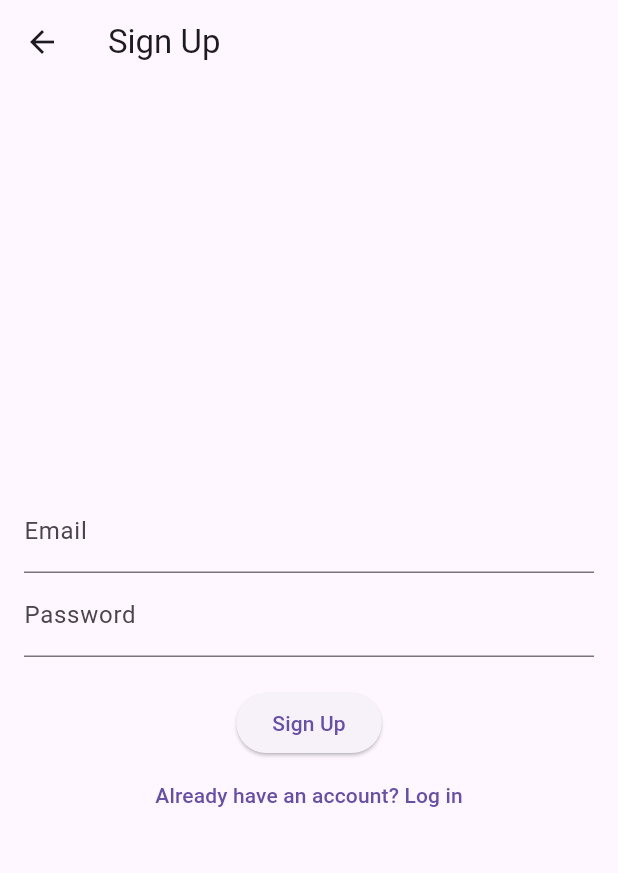
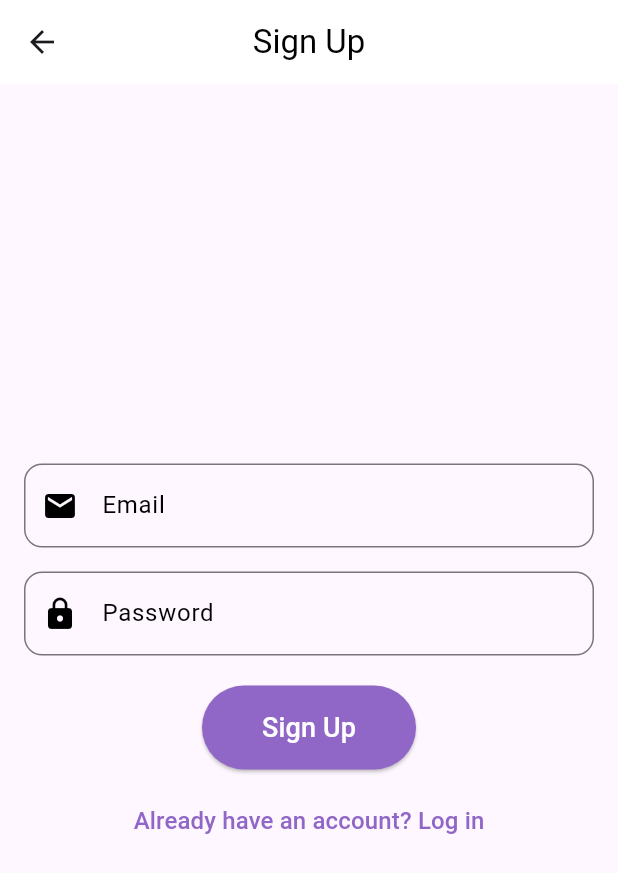
Before and after one commit to sonashukoor/WoW-app, a Flutter app: the HomePage screen opened directly, after a tap on the "logout" icon, after a tap on "Don't have an account? Sign up", on a phone screen of 412 x 824 dp. Shown: the top 873 px of the screen. Run offline on Flutter 3.47's test engine with Material 3 defaults, Android fonts, the phone set to English and light mode, and no system bars; our stand-ins replace cloud_firestore, firebase_auth, firebase_core, fl_chart, syncfusion_flutter_charts, table_calendar; accounts and stored records are empty; network calls fail.

Commit message:
Design and Time tracker

```diff
--- a/lib/home_page.dart
+++ b/lib/home_page.dart
@@ -1,5 +1,6 @@
 import 'package:flutter/material.dart';
 import 'package:firebase_auth/firebase_auth.dart';
+import 'package:wow_app/timetrackerpage.dart';
 import 'login_page.dart';
 import 'moodtrack.dart'; // Import the MoodTrackPage
 
@@ -41,6 +42,15 @@ class HomePage extends StatelessWidget {
               },
               child: Text("Go to Mood Tracker"),
             ),
+            ElevatedButton(
+              onPressed: () {
+                Navigator.push(
+                  context,
+                  MaterialPageRoute(builder: (context) => TimeEntryPage()),
+                );
+              },
+              child: Text("Go to Time Tracker"),
+            ),
           ],
         ),
       ),
--- a/lib/login_page.dart
+++ b/lib/login_page.dart
@@ -33,8 +33,8 @@ class _LoginPageState extends State<LoginPage> {
     } catch (e) {
       ScaffoldMessenger.of(context).showSnackBar(
         SnackBar(
-          content: Text('Login failed: ${e.toString().split('] ').last}'),
-          backgroundColor: Colors.red,
+          content: Text('Login failed: ${e.toString().split(" ").last}'),
+          backgroundColor: const Color.fromARGB(255, 144, 102, 198),
         ),
       );
     } finally {
@@ -48,31 +48,59 @@ class _LoginPageState extends State<LoginPage> {
   Widget build(BuildContext context) {
     return Scaffold(
       appBar: AppBar(
-        title: const Text("Login"),
+        title: const Text("Login", style: TextStyle(color: Colors.black)),
         centerTitle: true,
-        backgroundColor: Colors.blueAccent,
+        backgroundColor: Colors.white,
+        elevation: 0,
       ),
-      body: Padding(
+      body: Container(
+        color: Colors.white,
         padding: const EdgeInsets.all(16.0),
         child: Column(
           mainAxisAlignment: MainAxisAlignment.center,
           children: [
             TextField(
               controller: _emailController,
-              decoration: const InputDecoration(
+              decoration: InputDecoration(
                 labelText: "Email",
-                prefixIcon: Icon(Icons.email),
-                border: OutlineInputBorder(),
+                labelStyle: const TextStyle(color: Colors.black),
+                prefixIcon: const Icon(Icons.email, color: Colors.black),
+                border: OutlineInputBorder(
+                  borderRadius: BorderRadius.circular(12),
+                  borderSide: BorderSide(
+                    color: const Color.fromARGB(255, 144, 102, 198),
+                  ),
+                ),
+                focusedBorder: OutlineInputBorder(
+                  borderRadius: BorderRadius.circular(12),
+                  borderSide: BorderSide(
+                    color: const Color.fromARGB(
+                        255, 250, 160, 90), // Slight orange
+                  ),
+                ),
               ),
               keyboardType: TextInputType.emailAddress,
             ),
             const SizedBox(height: 16),
             TextField(
               controller: _passwordController,
-              decoration: const InputDecoration(
+              decoration: InputDecoration(
                 labelText: "Password",
-                prefixIcon: Icon(Icons.lock),
-                border: OutlineInputBorder(),
+                labelStyle: const TextStyle(color: Colors.black),
+                prefixIcon: const Icon(Icons.lock, color: Colors.black),
+                border: OutlineInputBorder(
+                  borderRadius: BorderRadius.circular(12),
+                  borderSide: BorderSide(
+                    color: const Color.fromARGB(255, 144, 102, 198),
+                  ),
+                ),
+                focusedBorder: OutlineInputBorder(
+                  borderRadius: BorderRadius.circular(12),
+                  borderSide: BorderSide(
+                    color: const Color.fromARGB(
+                        255, 250, 160, 90), // Slight orange
+                  ),
+                ),
               ),
               obscureText: true,
             ),
@@ -82,12 +110,16 @@ class _LoginPageState extends State<LoginPage> {
                 : ElevatedButton(
                     onPressed: _login,
                     style: ElevatedButton.styleFrom(
+                      backgroundColor: const Color.fromARGB(255, 144, 102, 198),
                       padding: const EdgeInsets.symmetric(
                           horizontal: 40, vertical: 15),
+                      shape: RoundedRectangleBorder(
+                        borderRadius: BorderRadius.circular(30),
+                      ),
                     ),
                     child: const Text(
                       "Login",
-                      style: TextStyle(fontSize: 18),
+                      style: TextStyle(fontSize: 18, color: Colors.white),
                     ),
                   ),
             const SizedBox(height: 10),
@@ -100,7 +132,10 @@ class _LoginPageState extends State<LoginPage> {
               },
               child: const Text(
                 "Don't have an account? Sign up",
-                style: TextStyle(fontSize: 16),
+                style: TextStyle(
+                  fontSize: 16,
+                  color: Color.fromARGB(255, 144, 102, 198),
+                ),
               ),
             ),
           ],
--- a/lib/main.dart
+++ b/lib/main.dart
@@ -1,5 +1,6 @@
 import 'package:firebase_core/firebase_core.dart';
 import 'package:flutter/material.dart';
+import 'package:wow_app/getstarted.dart';
 import 'package:wow_app/login_page.dart'; // Ensure correct import
 import 'package:wow_app/moodtrack.dart'; // Ensure correct import
 import 'firebase_options.dart';
@@ -24,8 +25,9 @@ class MyApp extends StatelessWidget {
         primarySwatch: Colors.blue,
         visualDensity: VisualDensity.adaptivePlatformDensity,
       ),
-      home: const LoginPage(), // Start with login
+      home: const WelcomePage(), // Start with Welcome Page
       routes: {
+        '/login': (context) => const LoginPage(), // Ensure LoginPage exists
         '/moodtracker': (context) => MoodTrackingApp(),
       },
     );
--- a/lib/signup_page.dart
+++ b/lib/signup_page.dart
@@ -3,6 +3,8 @@ import 'package:firebase_auth/firebase_auth.dart';
 import 'login_page.dart';
 
 class SignupPage extends StatefulWidget {
+  const SignupPage({Key? key}) : super(key: key);
+
   @override
   _SignupPageState createState() => _SignupPageState();
 }
@@ -15,11 +17,12 @@ class _SignupPageState extends State<SignupPage> {
   void _signup() async {
     try {
       await _auth.createUserWithEmailAndPassword(
-        email: _emailController.text,
-        password: _passwordController.text,
+        email: _emailController.text.trim(),
+        password: _passwordController.text.trim(),
       );
-      ScaffoldMessenger.of(context).showSnackBar(SnackBar(
+      ScaffoldMessenger.of(context).showSnackBar(const SnackBar(
         content: Text("Signup successful! Please log in."),
+        backgroundColor: Color.fromARGB(255, 144, 102, 198),
       ));
       Navigator.pushReplacement(
         context,
@@ -28,6 +31,7 @@ class _SignupPageState extends State<SignupPage> {
     } catch (e) {
       ScaffoldMessenger.of(context).showSnackBar(SnackBar(
         content: Text('Signup failed: ${e.toString()}'),
+        backgroundColor: Colors.red,
       ));
     }
   }
@@ -35,7 +39,12 @@ class _SignupPageState extends State<SignupPage> {
   @override
   Widget build(BuildContext context) {
     return Scaffold(
-      appBar: AppBar(title: Text("Sign Up")),
+      appBar: AppBar(
+        title: const Text("Sign Up", style: TextStyle(color: Colors.black)),
+        centerTitle: true,
+        backgroundColor: Colors.white,
+        elevation: 0,
+      ),
       body: Padding(
         padding: const EdgeInsets.all(16.0),
         child: Column(
@@ -43,18 +52,65 @@ class _SignupPageState extends State<SignupPage> {
           children: [
             TextField(
               controller: _emailController,
-              decoration: InputDecoration(labelText: "Email"),
+              decoration: InputDecoration(
+                labelText: "Email",
+                labelStyle: const TextStyle(color: Colors.black),
+                prefixIcon: const Icon(Icons.email, color: Colors.black),
+                border: OutlineInputBorder(
+                  borderRadius: BorderRadius.circular(12),
+                  borderSide: BorderSide(
+                    color: const Color.fromARGB(255, 144, 102, 198),
+                  ),
+                ),
+                focusedBorder: OutlineInputBorder(
+                  borderRadius: BorderRadius.circular(12),
+                  borderSide: BorderSide(
+                    color: const Color.fromARGB(
+                        255, 250, 160, 90), // Slight orange
+                  ),
+                ),
+              ),
             ),
+            const SizedBox(height: 16),
             TextField(
               controller: _passwordController,
-              decoration: InputDecoration(labelText: "Password"),
+              decoration: InputDecoration(
+                labelText: "Password",
+                labelStyle: const TextStyle(color: Colors.black),
+                prefixIcon: const Icon(Icons.lock, color: Colors.black),
+                border: OutlineInputBorder(
+                  borderRadius: BorderRadius.circular(12),
+                  borderSide: BorderSide(
+                    color: const Color.fromARGB(255, 144, 102, 198),
+                  ),
+                ),
+                focusedBorder: OutlineInputBorder(
+                  borderRadius: BorderRadius.circular(12),
+                  borderSide: BorderSide(
+                    color: const Color.fromARGB(
+                        255, 250, 160, 90), // Slight orange
+                  ),
+                ),
+              ),
               obscureText: true,
             ),
-            SizedBox(height: 20),
+            const SizedBox(height: 20),
             ElevatedButton(
               onPressed: _signup,
-              child: Text("Sign Up"),
+              style: ElevatedButton.styleFrom(
+                backgroundColor: const Color.fromARGB(255, 144, 102, 198),
+                padding:
+                    const EdgeInsets.symmetric(horizontal: 40, vertical: 15),
+                shape: RoundedRectangleBorder(
+                  borderRadius: BorderRadius.circular(30),
+                ),
+              ),
+              child: const Text(
+                "Sign Up",
+                style: TextStyle(fontSize: 18, color: Colors.white),
+              ),
             ),
+            const SizedBox(height: 10),
             TextButton(
               onPressed: () {
                 Navigator.pushReplacement(
@@ -62,7 +118,13 @@ class _SignupPageState extends State<SignupPage> {
                   MaterialPageRoute(builder: (context) => LoginPage()),
                 );
               },
-              child: Text("Already have an account? Log in"),
+              child: const Text(
+                "Already have an account? Log in",
+                style: TextStyle(
+                  fontSize: 16,
+                  color: Color.fromARGB(255, 144, 102, 198),
+                ),
+              ),
             ),
           ],
         ),
```
Also changed, not shown: lib/getstarted.dart (added, +74 -0 lines), lib/time_entry_model.dart (added, +34 -0 lines), lib/timetrackerpage.dart (added, +215 -0 lines), pubspec.yaml (+8 -0 lines), assets/images/welcomepage.png (added), pubspec.lock, 3 other files.
